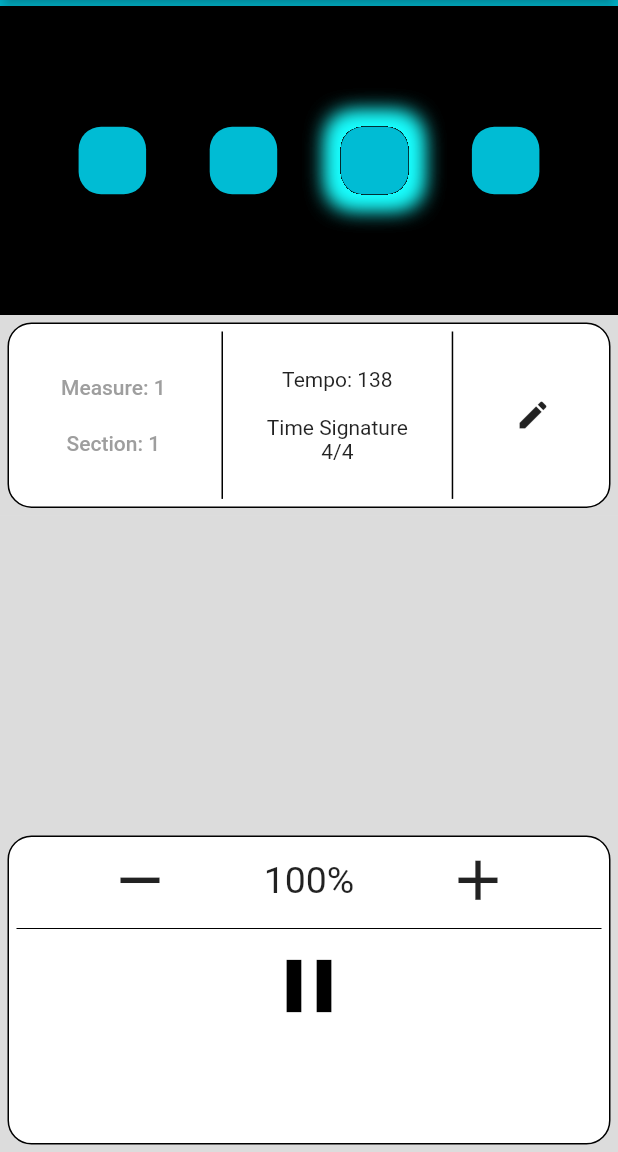
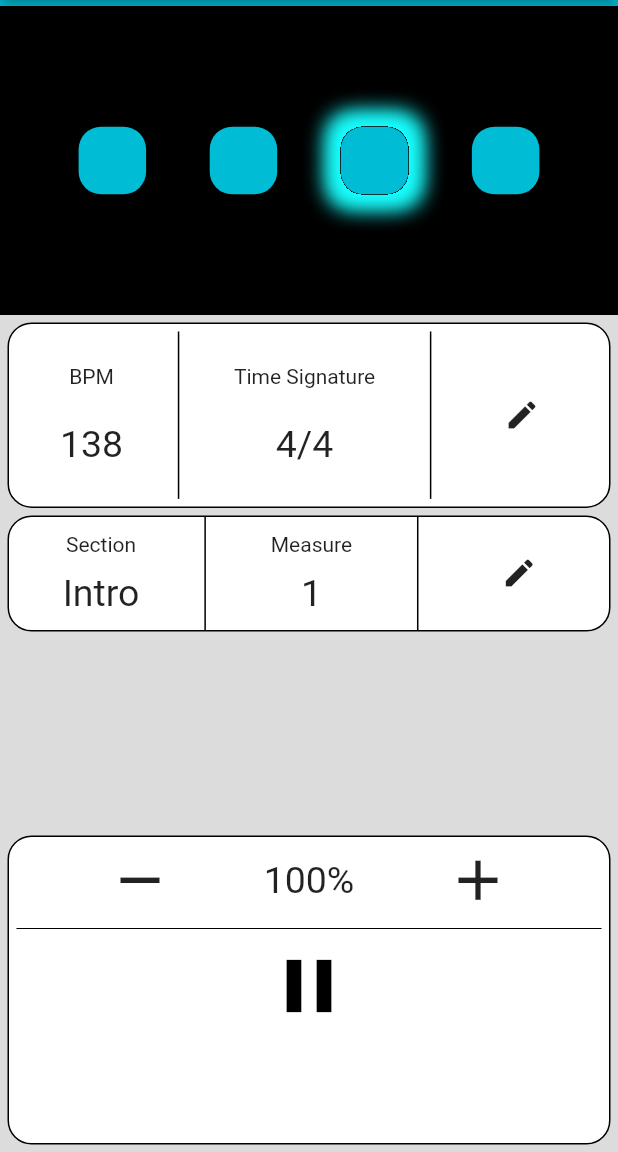
Before and after one commit to JordanRaia/custom-metronome, a Flutter app: the screen it shows after launch, after a tap on the "remove" icon, after a tap on the "add" icon, after a tap on the "play arrow" icon, on a phone screen of 412 x 824 dp, the part 84-1236 px from its top. Run offline on Flutter 3.47's test engine with Material 2 defaults, Android fonts, the phone set to English and light mode, and no system bars; missing offline and left inert: soundpool.

Commit message:
changes to main

```diff
--- a/lib/globals.dart
+++ b/lib/globals.dart
@@ -345,3 +345,19 @@ String getMeasureRangeSection(List<Section> sections, int index) {
   debugPrint('Error: getMeasureRange(): index out of range');
   return '';
 }
+
+String getSection(List<Section> sections, int measure)
+{
+  int totalMeasures = 0;
+  for (int i = 0; i < sections.length; i++) {
+    totalMeasures += sections[i].measures;
+    if (measure <= totalMeasures)
+    {
+      return sections[i].name;
+    }
+  }
+
+  // error
+  debugPrint('Error: getSection(): measure out of range');
+  return '';
+}
--- a/lib/main.dart
+++ b/lib/main.dart
@@ -48,7 +48,7 @@ class _RootPageState extends State<RootPage> {
   int tempoPercent =
       100; // The tempo as a percent (e.g. 100 = normal tempo, 50 = half tempo)
   int beat = 1; // current beat
-  int totalMeasuresPlayed = 1; // total measures played
+  int measure = 1; // total measures played
   int currentMeasure = 1; // current measure of metronome object
 
   //timer
@@ -104,7 +104,7 @@ class _RootPageState extends State<RootPage> {
           // if metronome is not finished
           if (metronomes[activeMetronome].measures != currentMeasure) {
             currentMeasure += 1;
-            totalMeasuresPlayed += 1;
+            measure += 1;
           } else // metronome is finished
           {
             // if there are more metronomes
@@ -120,7 +120,7 @@ class _RootPageState extends State<RootPage> {
                           metronomes[activeMetronome].timeSignature))),
                   (timer) => timerParms());
               currentMeasure = 1;
-              totalMeasuresPlayed += 1;
+              measure += 1;
             } else // there are no more metronomes
             {
               // pause play button
@@ -129,7 +129,7 @@ class _RootPageState extends State<RootPage> {
               timer.cancel();
               // reset the metronome
               currentMeasure = 1;
-              totalMeasuresPlayed = 1;
+              measure = 1;
               beat = 1;
               activeMetronome = 0;
             }
@@ -137,7 +137,7 @@ class _RootPageState extends State<RootPage> {
         } else {
           // metronome is infinite
           currentMeasure += 1;
-          totalMeasuresPlayed += 1;
+          measure += 1;
         }
       }
     }
@@ -193,10 +193,12 @@ class _RootPageState extends State<RootPage> {
       body: Scaffold(
         body: Column(
           children: [
+            // blue line
             Container(
               padding: const EdgeInsets.all(2.0),
               color: Colors.cyan,
             ),
+            // metronome display
             Container(
               padding: const EdgeInsets.all(10.0),
               color: Colors.black,
@@ -229,6 +231,7 @@ class _RootPageState extends State<RootPage> {
                 ),
               ),
             ),
+            // metronome controls
             Container(
               color: Colors.black12,
               child: Container(
@@ -244,27 +247,15 @@ class _RootPageState extends State<RootPage> {
                   child: Row(
                     mainAxisAlignment: MainAxisAlignment.spaceEvenly,
                     children: [
-                      TextButton(
-                        onPressed: () {
-                          Navigator.pushNamed(context, '/section');
-                        },
-                        child: Column(
+                      Column(
                         mainAxisAlignment: MainAxisAlignment.spaceEvenly,
                         children: [
-                            Row(
-                              mainAxisAlignment: MainAxisAlignment.spaceEvenly,
-                              children: [
-                                Text('Measure: $totalMeasuresPlayed'),
-                              ],
-                            ),
-                            Row(
-                              mainAxisAlignment: MainAxisAlignment.spaceEvenly,
-                              children: [
-                                Text('Section: ${(activeMetronome + 1)}'),
-                              ],
+                          const Text('BPM'),
+                          Text(
+                            '${(metronomes[activeMetronome].tempo)}',
+                            style: const TextStyle(fontSize: 25),
                           ),
                         ],
-                        ),
                       ),
                       const VerticalDivider(
                         thickness: 1,
@@ -273,22 +264,12 @@ class _RootPageState extends State<RootPage> {
                       Column(
                         mainAxisAlignment: MainAxisAlignment.spaceEvenly,
                         children: [
-                          Column(
-                            mainAxisAlignment: MainAxisAlignment.spaceEvenly,
-                            children: [
-                              Row(
-                                children: [
-                                  Text('Tempo: '
-                                      '${(metronomes[activeMetronome].tempo)}'),
-                                ],
-                              ),
-                              const Text('   '),
                           const Text('Time Signature'),
                           Text(
                             '${(metronomes[activeMetronome].beatsPerMeasure)}'
-                                  '/${(metronomes[activeMetronome].timeSignature)}')
-                            ],
-                          ),
+                            '/${(metronomes[activeMetronome].timeSignature)}',
+                            style: const TextStyle(fontSize: 25),
+                          )
                         ],
                       ),
                       const VerticalDivider(
@@ -308,8 +289,63 @@ class _RootPageState extends State<RootPage> {
             ),
             Container(
               color: Colors.black12,
-              height: newheight * (height < 512 ? 0.25 : 0.35) - 80,
+              height: newheight * 0.10,
+              child: Container(
+                margin:
+                    const EdgeInsets.only(left: 5.0, right: 5.0, bottom: 5.0),
+                height: newheight * 0.10,
+                decoration: BoxDecoration(
+                  border: Border.all(color: Colors.black, width: 1),
+                  color: Colors.white,
+                  borderRadius: BorderRadius.circular(16.0),
                 ),
+                child: Row(
+                  mainAxisAlignment: MainAxisAlignment.spaceEvenly,
+                  children: [
+                    Column(
+                      mainAxisAlignment: MainAxisAlignment.spaceEvenly,
+                      children: [
+                        const Text('Section'),
+                        Text(
+                          getSection(sections, measure),
+                          style: const TextStyle(fontSize: 25),
+                        ),
+                      ],
+                    ),
+                    const VerticalDivider(
+                      thickness: 1,
+                      color: Colors.black,
+                    ),
+                    Column(
+                      mainAxisAlignment: MainAxisAlignment.spaceEvenly,
+                      children: [
+                        const Text('Measure'),
+                        Text(
+                          '$measure',
+                          style: const TextStyle(fontSize: 25),
+                        ),
+                      ],
+                    ),
+                    const VerticalDivider(
+                      thickness: 1,
+                      color: Colors.black,
+                    ),
+                    IconButton(
+                      onPressed: () {
+                        Navigator.pushNamed(context, '/section');
+                      },
+                      icon: const Icon(Icons.edit),
+                    ),
+                  ],
+                ),
+              ),
+            ),
+            // TODO AD space
+            Container(
+              color: Colors.black12,
+              height: newheight * (height < 512 ? 0.15 : 0.25) - 80,
+            ),
+            // play controls
             Container(
               color: Colors.black12,
               child: Container(
@@ -398,7 +434,7 @@ class _RootPageState extends State<RootPage> {
                               timer.cancel();
                               isPlaying = false;
                               beat = 1;
-                              totalMeasuresPlayed = 1;
+                              measure = 1;
                               currentMeasure = 1;
                             } else {
                               // start
```
Lines whose indentation alone changed are shown as unchanged.
